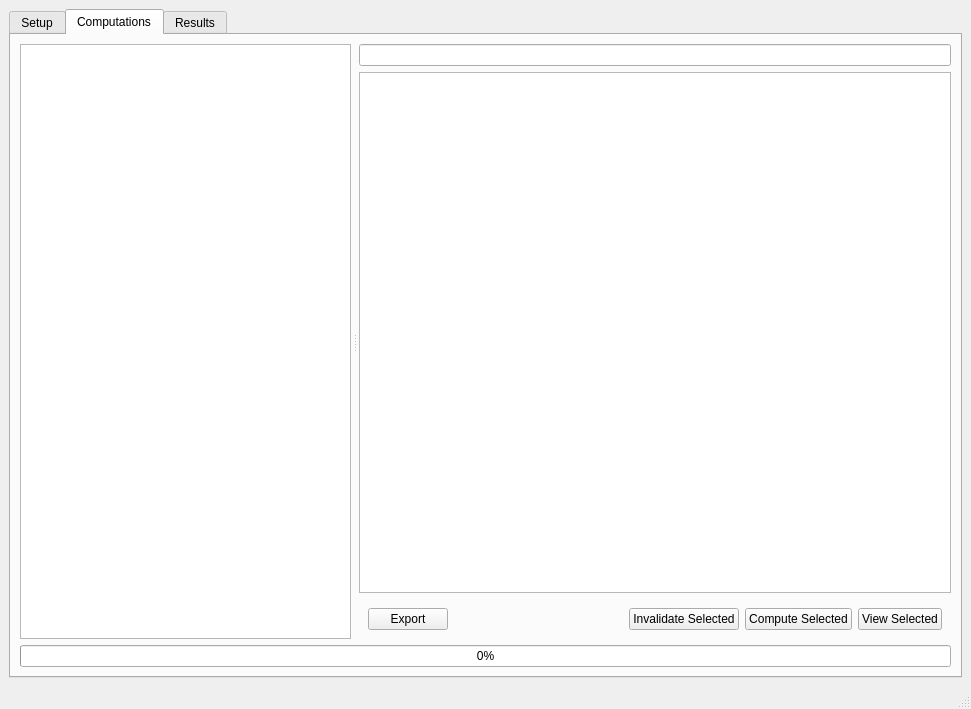
This is src/analysisGUI/ui/main_window.ui in JulienBrn/GUIAnalysis as Qt 5 draws it before an edit. The edited form follows.
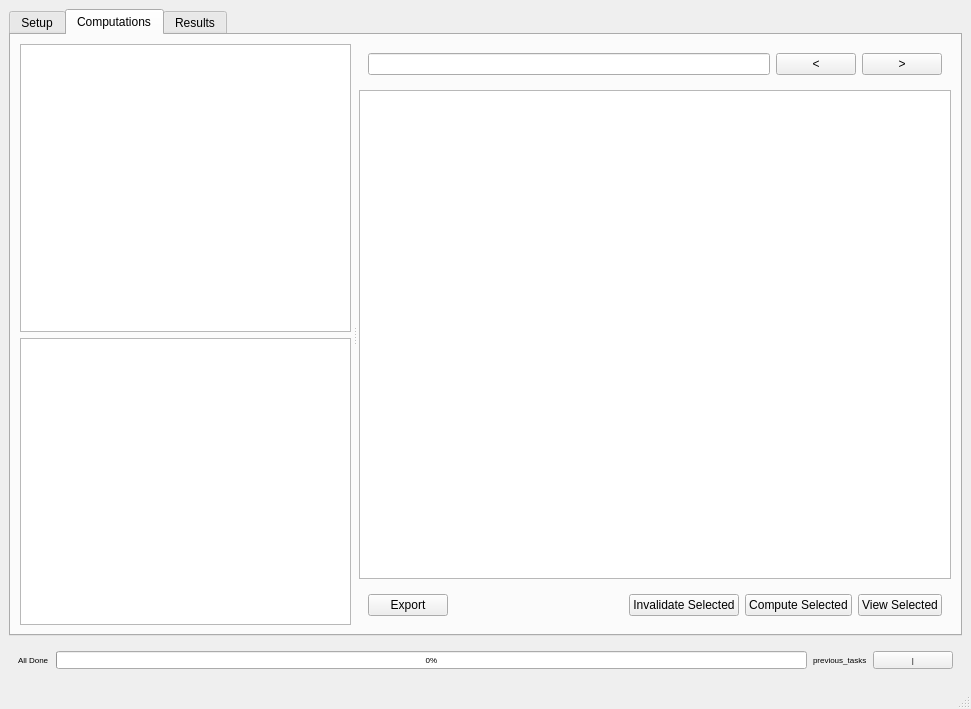
This is the edited form. The open tabs and pages were chosen to show the change. Custom widgets are drawn as their Qt base class.

```diff
--- a/src/analysisGUI/ui/main_window.ui
+++ b/src/analysisGUI/ui/main_window.ui
@@ -16,9 +16,9 @@
   <widget class="QWidget" name="centralwidget">
    <layout class="QVBoxLayout" name="verticalLayout_2">
     <item>
-     <widget class="QTabWidget" name="tabWidget">
+     <widget class="QTabWidget" name="menu_tabs">
       <property name="currentIndex">
-       <number>1</number>
+       <number>0</number>
       </property>
       <widget class="QWidget" name="setup_tab">
        <attribute name="title">
@@ -26,10 +26,10 @@
        </attribute>
        <layout class="QVBoxLayout" name="verticalLayout_5">
         <item>
-         <widget class="QTreeView" name="treeView"/>
+         <widget class="QTreeView" name="setup_params_tree"/>
         </item>
         <item>
-         <widget class="QWidget" name="widget_3" native="true">
+         <widget class="QWidget" name="setup_button_menu" native="true">
           <layout class="QHBoxLayout" name="horizontalLayout_3">
            <item>
             <widget class="QPushButton" name="export_params">
@@ -91,30 +91,59 @@
           <property name="handleWidth">
            <number>8</number>
           </property>
-          <widget class="QListView" name="listView">
-           <property name="sizePolicy">
-            <sizepolicy hsizetype="Ignored" vsizetype="Expanding">
-             <horstretch>0</horstretch>
-             <verstretch>0</verstretch>
-            </sizepolicy>
-           </property>
-           <property name="minimumSize">
-            <size>
-             <width>10</width>
-             <height>0</height>
-            </size>
-           </property>
+          <widget class="QWidget" name="widget" native="true">
+           <layout class="QVBoxLayout" name="verticalLayout">
+            <item>
+             <widget class="QTreeView" name="dataframe_list">
+              <property name="sizePolicy">
+               <sizepolicy hsizetype="Ignored" vsizetype="Expanding">
+                <horstretch>0</horstretch>
+                <verstretch>0</verstretch>
+               </sizepolicy>
+              </property>
+              <property name="minimumSize">
+               <size>
+                <width>10</width>
+                <height>0</height>
+               </size>
+              </property>
+             </widget>
+            </item>
+            <item>
+             <widget class="QTreeView" name="view_params"/>
+            </item>
+           </layout>
           </widget>
           <widget class="QWidget" name="widget" native="true">
            <layout class="QVBoxLayout" name="verticalLayout">
             <item>
-             <widget class="QLineEdit" name="query"/>
+             <widget class="QWidget" name="search_filter_menu" native="true">
+              <layout class="QHBoxLayout" name="horizontalLayout">
+               <item>
+                <widget class="QLineEdit" name="query"/>
+               </item>
+               <item>
+                <widget class="QPushButton" name="previous">
+                 <property name="text">
+                  <string>&lt;</string>
+                 </property>
+                </widget>
+               </item>
+               <item>
+                <widget class="QPushButton" name="next">
+                 <property name="text">
+                  <string>&gt;</string>
+                 </property>
+                </widget>
+               </item>
+              </layout>
+             </widget>
             </item>
             <item>
              <widget class="QTableView" name="tableView"/>
             </item>
             <item>
-             <widget class="QWidget" name="widget_2" native="true">
+             <widget class="QWidget" name="compute_btn_menu" native="true">
               <layout class="QHBoxLayout" name="horizontalLayout_2">
                <item>
                 <widget class="QPushButton" name="export_btn">
@@ -164,13 +193,6 @@
           </widget>
          </widget>
         </item>
-        <item>
-         <widget class="QProgressBar" name="progressBar">
-          <property name="value">
-           <number>0</number>
-          </property>
-         </widget>
-        </item>
        </layout>
       </widget>
       <widget class="QWidget" name="result_tab">
@@ -179,12 +201,101 @@
        </attribute>
        <layout class="QVBoxLayout" name="verticalLayout_4">
         <item>
-         <widget class="MplWidget" name="mpl" native="true"/>
+         <widget class="QTabWidget" name="result_tabs">
+          <property name="currentIndex">
+           <number>-1</number>
+          </property>
+         </widget>
+        </item>
+        <item>
+         <widget class="QPushButton" name="exportall">
+          <property name="text">
+           <string>Export All Figures</string>
+          </property>
+         </widget>
         </item>
        </layout>
       </widget>
      </widget>
     </item>
+    <item>
+     <widget class="QWidget" name="status_bar" native="true">
+      <property name="minimumSize">
+       <size>
+        <width>0</width>
+        <height>28</height>
+       </size>
+      </property>
+      <layout class="QHBoxLayout" name="horizontalLayout_4">
+       <item>
+        <widget class="QLabel" name="current_exec">
+         <property name="sizePolicy">
+          <sizepolicy hsizetype="Preferred" vsizetype="Minimum">
+           <horstretch>0</horstretch>
+           <verstretch>0</verstretch>
+          </sizepolicy>
+         </property>
+         <property name="font">
+          <font>
+           <pointsize>6</pointsize>
+          </font>
+         </property>
+         <property name="text">
+          <string>All Done</string>
+         </property>
+        </widget>
+       </item>
+       <item>
+        <widget class="QProgressBar" name="progressBar">
+         <property name="font">
+          <font>
+           <pointsize>6</pointsize>
+          </font>
+         </property>
+         <property name="value">
+          <number>0</number>
+         </property>
+        </widget>
+       </item>
+       <item>
+        <widget class="QLabel" name="label">
+         <property name="font">
+          <font>
+           <pointsize>6</pointsize>
+          </font>
+         </property>
+         <property name="text">
+          <string>previous_tasks</string>
+         </property>
+        </widget>
+       </item>
+       <item>
+        <widget class="QPushButton" name="pushButton">
+         <property name="sizePolicy">
+          <sizepolicy hsizetype="Minimum" vsizetype="Fixed">
+           <horstretch>0</horstretch>
+           <verstretch>0</verstretch>
+          </sizepolicy>
+         </property>
+         <property name="minimumSize">
+          <size>
+           <width>20</width>
+           <height>0</height>
+          </size>
+         </property>
+         <property name="font">
+          <font>
+           <pointsize>6</pointsize>
+          </font>
+         </property>
+         <property name="text">
+          <string>|</string>
+         </property>
+        </widget>
+       </item>
+      </layout>
+     </widget>
+    </item>
    </layout>
   </widget>
   <widget class="QMenuBar" name="menubar">
@@ -199,14 +310,6 @@
   </widget>
   <widget class="QStatusBar" name="statusbar"/>
  </widget>
- <customwidgets>
-  <customwidget>
-   <class>MplWidget</class>
-   <extends>QWidget</extends>
-   <header>mplwidget</header>
-   <container>1</container>
-  </customwidget>
- </customwidgets>
  <resources/>
  <connections/>
 </ui>
```
